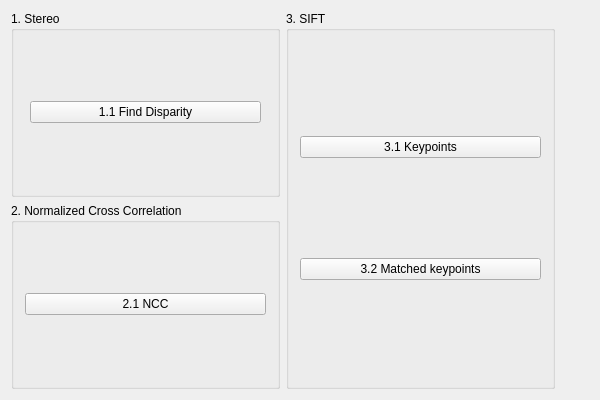
tony92151/ncku_cvdl, file HW2/hw2/mainwindow.ui: the form before one commit.
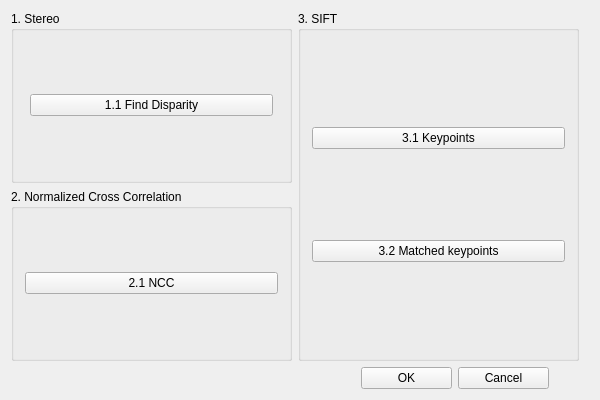
The form after the commit.

Diff of the .ui file:
```diff
--- a/HW2/hw2/mainwindow.ui
+++ b/HW2/hw2/mainwindow.ui
@@ -16,11 +16,14 @@
   <widget class="QWidget" name="centralWidget">
    <layout class="QHBoxLayout" name="horizontalLayout">
     <item>
-     <layout class="QVBoxLayout" name="verticalLayout_13">
+     <layout class="QVBoxLayout" name="verticalLayout_13" stretch="6,1">
+      <property name="bottomMargin">
+       <number>0</number>
+      </property>
       <item>
        <layout class="QHBoxLayout" name="horizontalLayout_5">
         <property name="rightMargin">
-         <number>34</number>
+         <number>10</number>
         </property>
         <item>
          <layout class="QVBoxLayout" name="verticalLayout">
@@ -92,6 +95,12 @@
         </item>
         <item>
          <widget class="QGroupBox" name="groupBox_4">
+          <property name="sizePolicy">
+           <sizepolicy hsizetype="Preferred" vsizetype="Preferred">
+            <horstretch>0</horstretch>
+            <verstretch>122</verstretch>
+           </sizepolicy>
+          </property>
           <property name="title">
            <string>3. SIFT</string>
           </property>
@@ -115,6 +124,39 @@
         </item>
        </layout>
       </item>
+      <item>
+       <layout class="QHBoxLayout" name="horizontalLayout_4" stretch="0,0">
+        <property name="sizeConstraint">
+         <enum>QLayout::SetDefaultConstraint</enum>
+        </property>
+        <property name="leftMargin">
+         <number>350</number>
+        </property>
+        <property name="rightMargin">
+         <number>40</number>
+        </property>
+        <item>
+         <widget class="QPushButton" name="bt_ok">
+          <property name="sizePolicy">
+           <sizepolicy hsizetype="Minimum" vsizetype="Fixed">
+            <horstretch>0</horstretch>
+            <verstretch>0</verstretch>
+           </sizepolicy>
+          </property>
+          <property name="text">
+           <string>OK</string>
+          </property>
+         </widget>
+        </item>
+        <item>
+         <widget class="QPushButton" name="bt_cancel">
+          <property name="text">
+           <string>Cancel</string>
+          </property>
+         </widget>
+        </item>
+       </layout>
+      </item>
      </layout>
     </item>
    </layout>
```
